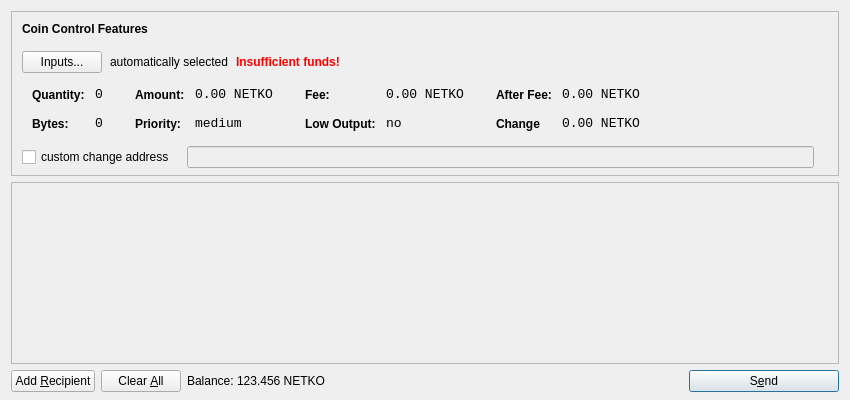
The window that src/qt/forms/sendcoinsdialog.ui (barrystyle/stakecube-legacy) describes before a commit, drawn with Qt 5.
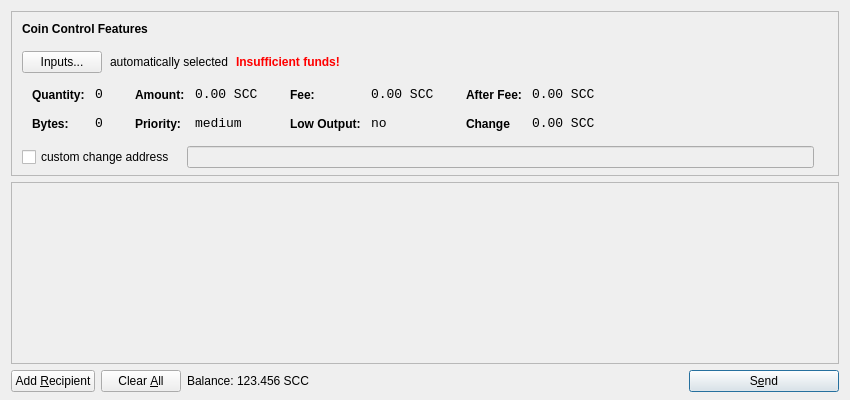
The same window after the commit. Icons and pictures are not drawn.

```diff
--- a/src/qt/forms/sendcoinsdialog.ui
+++ b/src/qt/forms/sendcoinsdialog.ui
@@ -321,7 +321,7 @@
                   <enum>Qt::ActionsContextMenu</enum>
                  </property>
                  <property name="text">
-                  <string notr="true">0.00 NETKO</string>
+                  <string notr="true">0.00 SCC</string>
                  </property>
                  <property name="textInteractionFlags">
                   <set>Qt::LinksAccessibleByMouse|Qt::TextSelectableByKeyboard|Qt::TextSelectableByMouse</set>
@@ -407,7 +407,7 @@
                   <enum>Qt::ActionsContextMenu</enum>
                  </property>
                  <property name="text">
-                  <string notr="true">0.00 NETKO</string>
+                  <string notr="true">0.00 SCC</string>
                  </property>
                  <property name="textInteractionFlags">
                   <set>Qt::LinksAccessibleByMouse|Qt::TextSelectableByKeyboard|Qt::TextSelectableByMouse</set>
@@ -493,7 +493,7 @@
                   <enum>Qt::ActionsContextMenu</enum>
                  </property>
                  <property name="text">
-                  <string notr="true">0.00 NETKO</string>
+                  <string notr="true">0.00 SCC</string>
                  </property>
                  <property name="textInteractionFlags">
                   <set>Qt::LinksAccessibleByMouse|Qt::TextSelectableByKeyboard|Qt::TextSelectableByMouse</set>
@@ -525,7 +525,7 @@
                   <enum>Qt::ActionsContextMenu</enum>
                  </property>
                  <property name="text">
-                  <string notr="true">0.00 NETKO</string>
+                  <string notr="true">0.00 SCC</string>
                  </property>
                  <property name="textInteractionFlags">
                   <set>Qt::LinksAccessibleByMouse|Qt::TextSelectableByKeyboard|Qt::TextSelectableByMouse</set>
@@ -724,7 +724,7 @@
           <cursorShape>IBeamCursor</cursorShape>
          </property>
          <property name="text">
-          <string notr="true">123.456 NETKO</string>
+          <string notr="true">123.456 SCC</string>
          </property>
          <property name="textInteractionFlags">
           <set>Qt::LinksAccessibleByMouse|Qt::TextSelectableByKeyboard|Qt::TextSelectableByMouse</set>
```
